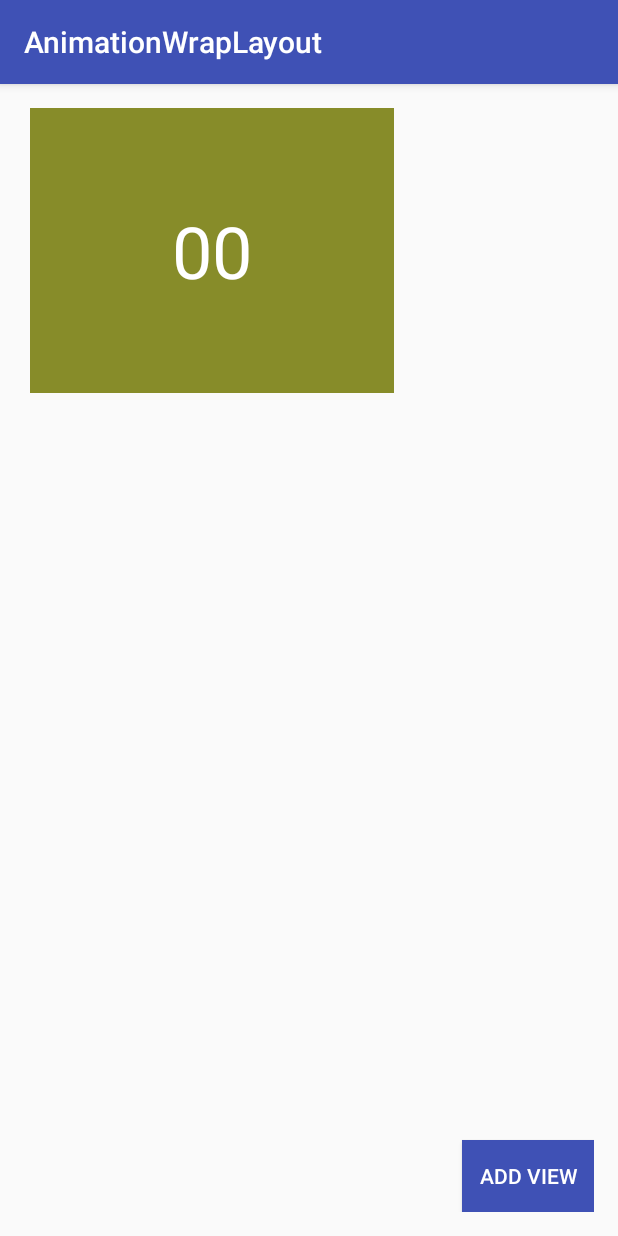
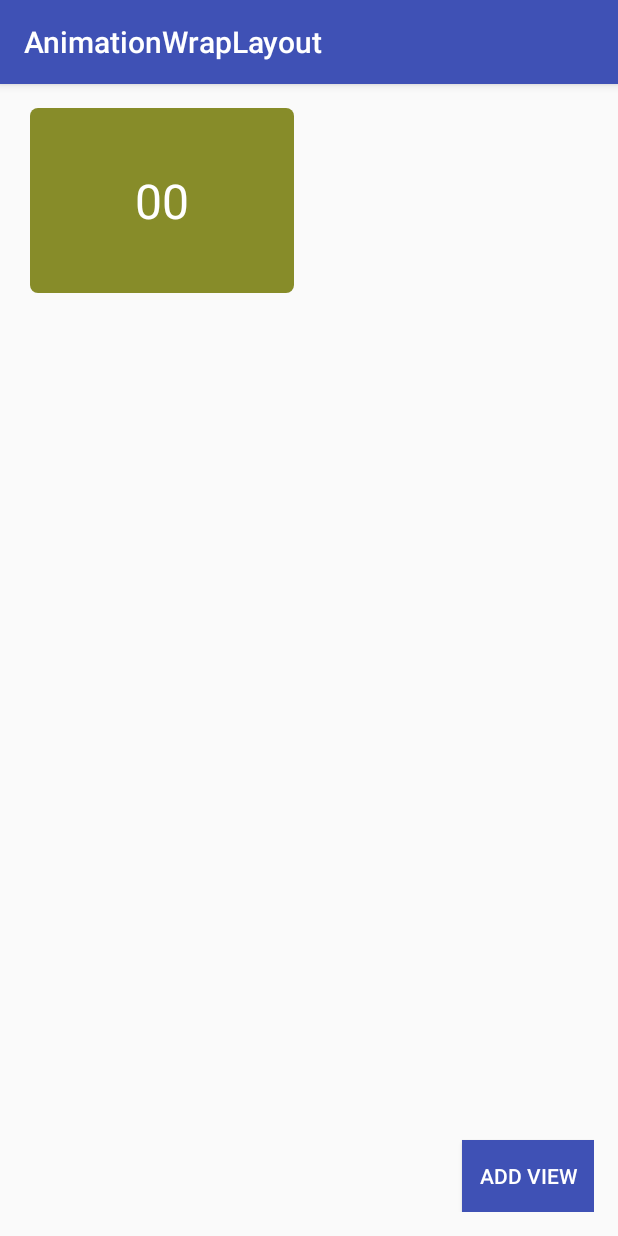
Before and after one commit to sjnyag/AnimationWrapLayout, an Android app: the screen it shows after launch (MainActivity), after a tap on "ADD VIEW", on a phone screen of 412 x 824 dp. Run offline under Robolectric (Android 15) with nearby library versions, the phone set to English and light mode, and no system bars.

Commit message:
improve sample view

```diff
--- a/app/src/main/java/com/github/sjnyag/animationwraplayout/MainActivity.java
+++ b/app/src/main/java/com/github/sjnyag/animationwraplayout/MainActivity.java
@@ -1,6 +1,7 @@
 package com.github.sjnyag.animationwraplayout;
 
 import android.graphics.Color;
+import android.graphics.drawable.GradientDrawable;
 import android.os.Bundle;
 import android.support.v7.app.AppCompatActivity;
 import android.view.Gravity;
@@ -13,6 +14,7 @@ import java.util.Locale;
 import java.util.Random;
 
 public class MainActivity extends AppCompatActivity {
+
     int mCounter = 0;
     Random mRandom = new Random();
     AnimationWrapLayout mList;
@@ -30,15 +32,21 @@ public class MainActivity extends AppCompatActivity {
         });
     }
 
-
     private TextView inflateTextView() {
+        GradientDrawable shape = new GradientDrawable();
+        shape.setCornerRadius(8);
+        shape.setColor(0xff000000 | mRandom.nextInt(0x00ffffff));
         TextView textView = new TextView(this);
-        textView.setBackgroundColor(0xff000000 | mRandom.nextInt(0x00ffffff));
         textView.setGravity(Gravity.CENTER);
         textView.setTextColor(Color.WHITE);
-        textView.setWidth(200 + mRandom.nextInt(200));
-        textView.setHeight(200 + mRandom.nextInt(200));
-        textView.setTextSize(48);
+        textView.setWidth(100 + mRandom.nextInt(200));
+        textView.setHeight(100 + mRandom.nextInt(200));
+        textView.setTextSize(32);
+        if (android.os.Build.VERSION.SDK_INT < android.os.Build.VERSION_CODES.JELLY_BEAN) {
+            textView.setBackgroundDrawable(shape);
+        } else {
+            textView.setBackground(shape);
+        }
         textView.setOnClickListener(new View.OnClickListener() {
             @Override
             public void onClick(final View view) {
```
